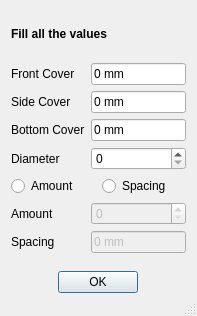
Above: StraightRebar.ui from amrit3701/FreeCAD-Reinforcement before the change. Below: the same form after it.
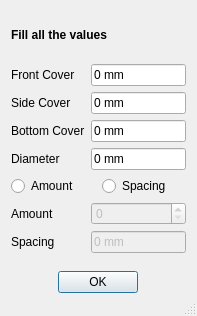
That is the form after the change. Custom widgets are drawn as their Qt base class.

Commit message: change input widget of diameter and remove try statements

Diff of the .ui file:
```diff
--- a/StraightRebar.ui
+++ b/StraightRebar.ui
@@ -118,9 +118,6 @@
        </property>
       </widget>
      </item>
-     <item row="3" column="1">
-      <widget class="Gui::PrefSpinBox" name="diameter"/>
-     </item>
      <item row="7" column="0">
       <widget class="QLabel" name="amountLabel">
        <property name="text">
@@ -173,6 +170,16 @@
        </property>
       </widget>
      </item>
+     <item row="3" column="1">
+      <widget class="Gui::InputField" name="diameter">
+       <property name="text">
+        <string>0 mm</string>
+       </property>
+       <property name="unit" stdset="0">
+        <string notr="true"/>
+       </property>
+      </widget>
+     </item>
     </layout>
    </item>
   </layout>
```
Left out of the diff: 6 changed lines with no effect on the pictures. The commit also changes 2 other files.
